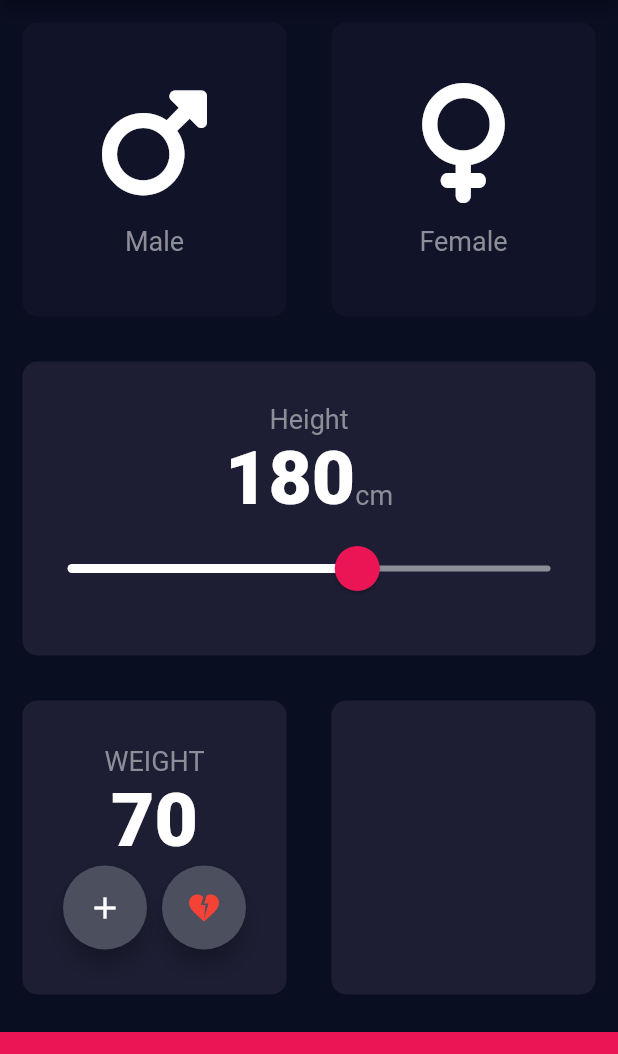
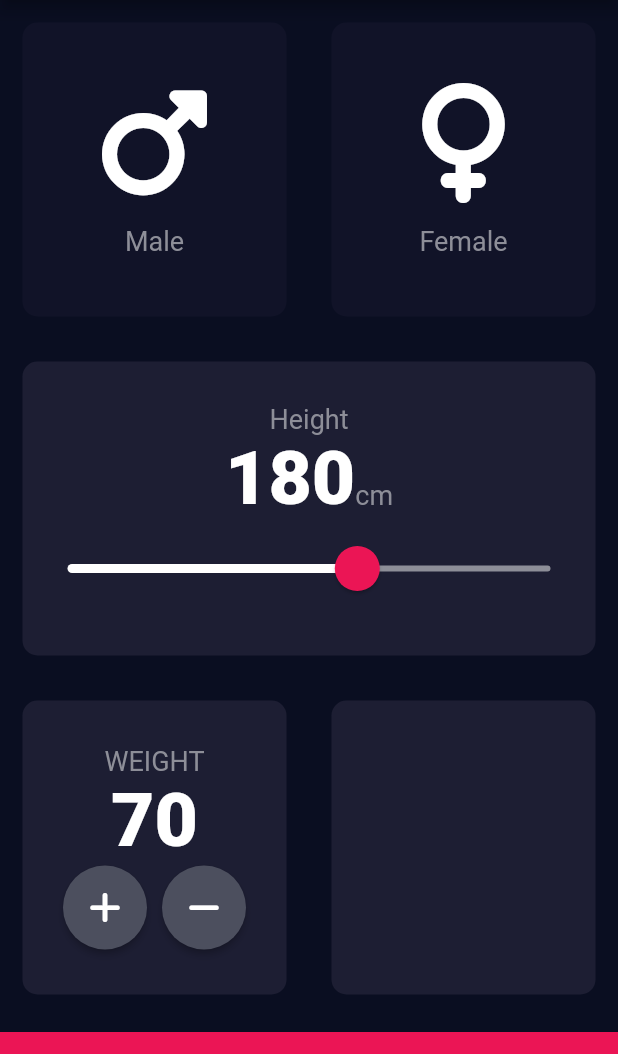
Before and after one commit to csk111165/BMICalculator, a Flutter app: the screen it shows after launch, on a phone screen of 412 x 824 dp, the part 84-1138 px from its top. Run offline on Flutter 3.47's test engine with Material 2 defaults, Android fonts, the phone set to English and light mode, and no system bars; our stand-ins replace font_awesome_flutter.

Commit message:
Using custom built widget called RoundIconButton in place of floatingAction Button

```diff
--- a/bmi_calculator/lib/input_page.dart
+++ b/bmi_calculator/lib/input_page.dart
@@ -137,25 +137,18 @@ class _InputPageState extends State<InputPage> {
                         Row(
                           mainAxisAlignment: MainAxisAlignment.center,
                           children: [
-                            FloatingActionButton(
-                              backgroundColor: Color(0xFF4C4F5E),
-                              child: Icon(
-                                Icons.add,
-                                color: Colors.white,
-                              ),
+                            RoundIconButton(
+                              icon: FontAwesomeIcons.plus,
                               onPressed: (){
                                 setState(() {
                                   weight++;
                                 });
-                              }),
+                              },
+                              ),
                             // to give some space between button
                             SizedBox(width: 10,),
-                            FloatingActionButton(
-                              backgroundColor: Color(0xFF4C4F5E),
-                              child: Icon(
-                                Icons.heart_broken,
-                                color: Colors.red,
-                              ),
+                            RoundIconButton(
+                              icon: FontAwesomeIcons.minus,
                               onPressed: () {
                                setState(() {
                                  weight--;
@@ -203,13 +196,14 @@ class RoundIconButton extends StatelessWidget {
     return RawMaterialButton(
       shape: CircleBorder(),
       child: Icon(icon),
+      enableFeedback: false,
       onPressed: onPressed,
       constraints: BoxConstraints.tightFor(
         width: 56.0,
         height: 56.0,
       ),
 
-      fillColor: Colors.red,
+      fillColor:  Color(0xFF4C4F5E),
     );
   }
 }
```
